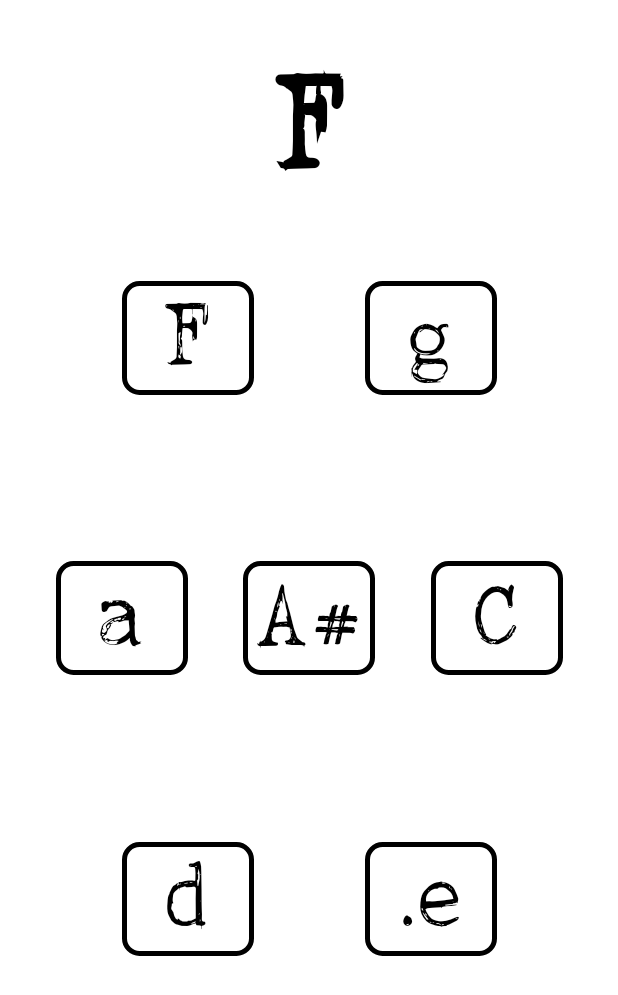
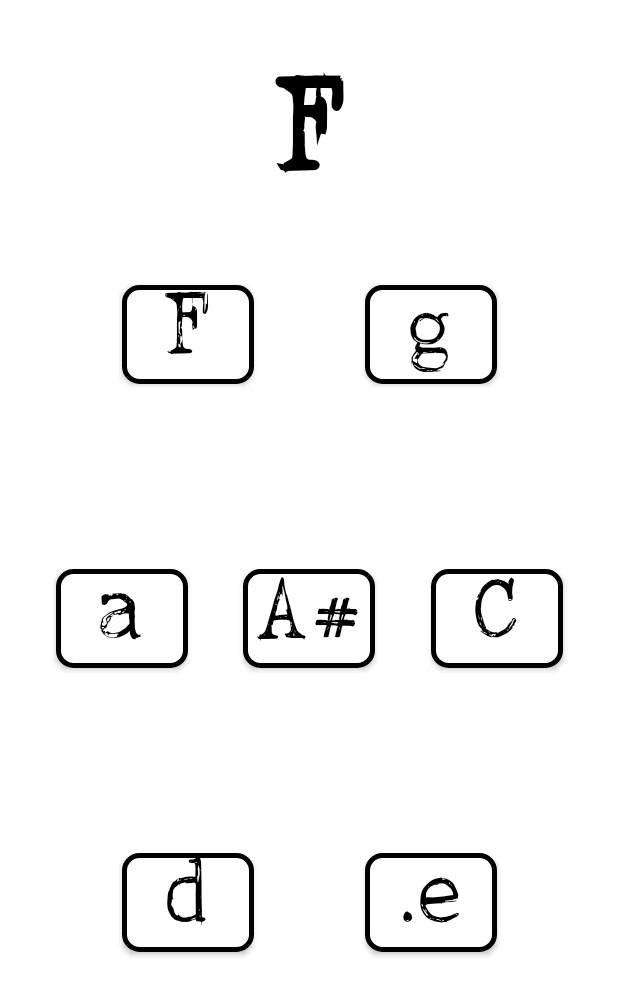
Before and after one commit to XL522/SUPERBABY, an Android app: the maj_f screen opened directly, with no data from a screen before it, on a phone screen of 412 x 824 dp. Shown: the top 995 px of the screen. Run offline under Robolectric (Android 15) with nearby library versions, the light colour scheme and no system bars.

Commit message:
Update activity_maj_f.xml

```diff
--- a/app/src/main/res/layout/activity_maj_f.xml
+++ b/app/src/main/res/layout/activity_maj_f.xml
@@ -28,7 +28,7 @@
         android:id="@+id/f"
         android:layout_width="wrap_content"
         android:layout_height="wrap_content"
-        android:background="@drawable/main_theme"
+        android:background="@drawable/btn_unified_selector"
         android:fontFamily="@font/intut"
         android:text="@string/MF_f"
         android:textAllCaps="false"
@@ -44,7 +44,7 @@
         android:id="@+id/g"
         android:layout_width="wrap_content"
         android:layout_height="wrap_content"
-        android:background="@drawable/main_theme"
+        android:background="@drawable/btn_unified_selector"
         android:fontFamily="@font/intut"
         android:text="@string/MF_g"
         android:textAllCaps="false"
@@ -60,7 +60,7 @@
         android:id="@+id/a"
         android:layout_width="wrap_content"
         android:layout_height="wrap_content"
-        android:background="@drawable/main_theme"
+        android:background="@drawable/btn_unified_selector"
         android:fontFamily="@font/intut"
         android:text="@string/MF_a"
         android:textAllCaps="false"
@@ -76,7 +76,7 @@
         android:id="@+id/as"
         android:layout_width="wrap_content"
         android:layout_height="wrap_content"
-        android:background="@drawable/main_theme"
+       android:background="@drawable/btn_unified_selector"
         android:fontFamily="@font/intut"
         android:text="@string/MF_as"
         android:textAllCaps="false"
@@ -92,7 +92,7 @@
         android:id="@+id/c"
         android:layout_width="wrap_content"
         android:layout_height="wrap_content"
-        android:background="@drawable/main_theme"
+        android:background="@drawable/btn_unified_selector"
         android:fontFamily="@font/intut"
         android:text="@string/MF_c"
         android:textAllCaps="false"
@@ -108,7 +108,7 @@
         android:id="@+id/d"
         android:layout_width="wrap_content"
         android:layout_height="wrap_content"
-        android:background="@drawable/main_theme"
+        android:background="@drawable/btn_unified_selector"
         android:fontFamily="@font/intut"
         android:text="@string/MF_d"
         android:textAllCaps="false"
@@ -124,7 +124,7 @@
         android:id="@+id/e"
         android:layout_width="wrap_content"
         android:layout_height="wrap_content"
-        android:background="@drawable/main_theme"
+       android:background="@drawable/btn_unified_selector"
         android:fontFamily="@font/intut"
         android:text="@string/MF_eE"
         android:textAllCaps="false"
```
